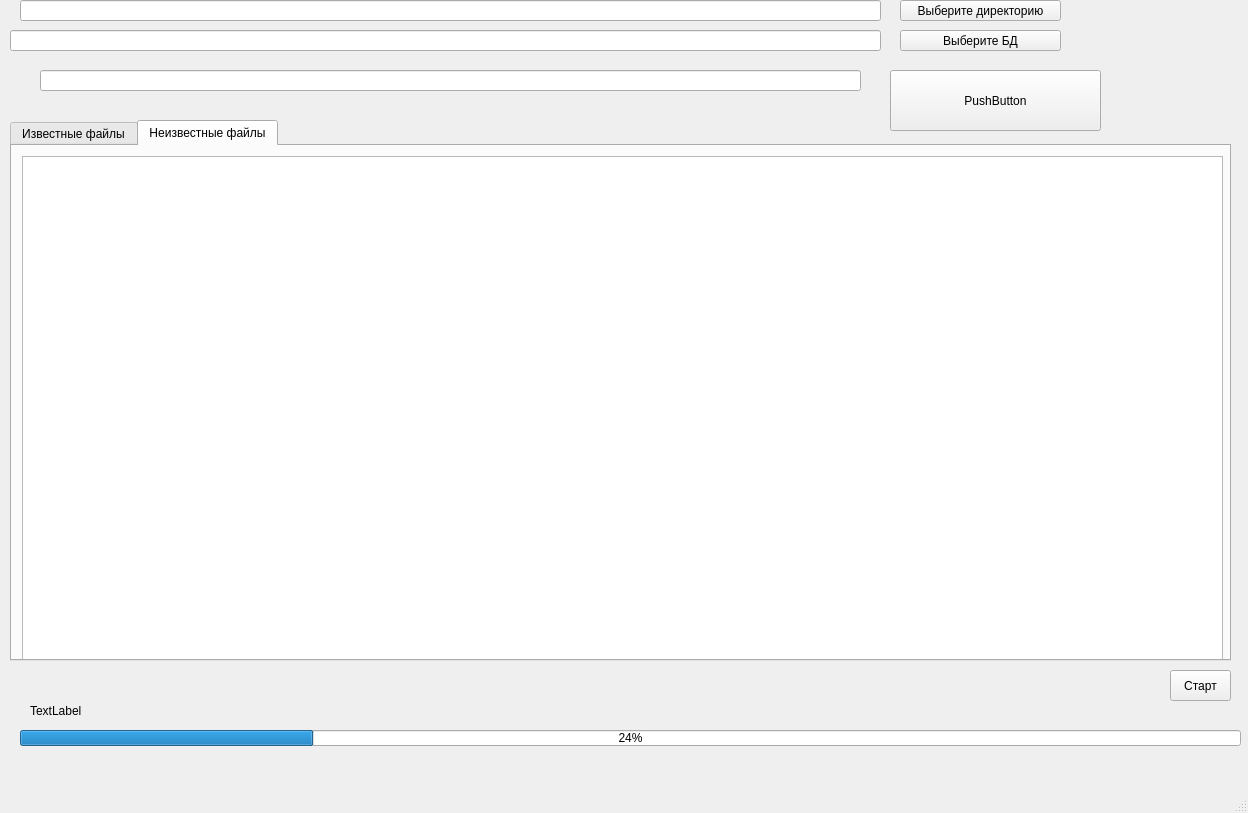
lzlaG/k-plusplus, file src/gui/mainwindow.ui: the form before one commit.
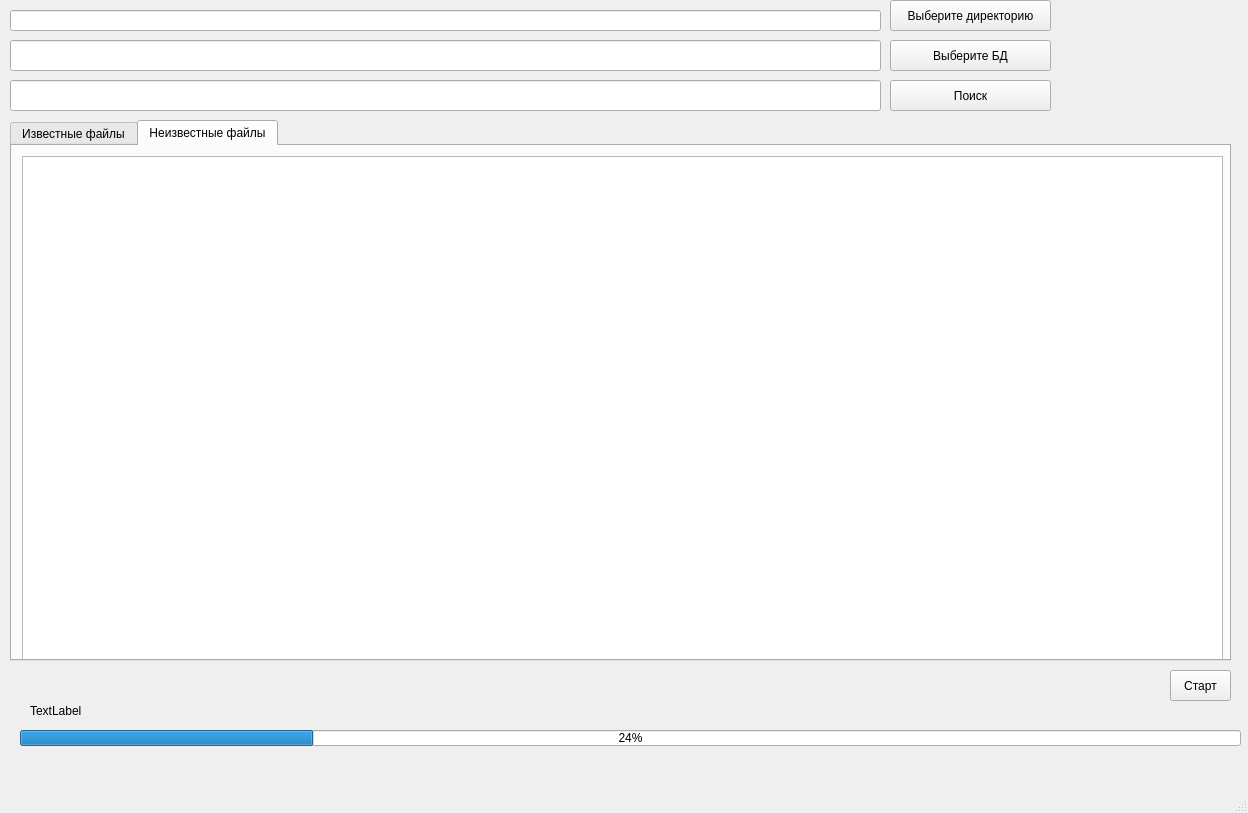
The form after the commit.

Commit message: block search while reading files

Diff of the .ui file:
```diff
--- a/src/gui/mainwindow.ui
+++ b/src/gui/mainwindow.ui
@@ -60,9 +60,9 @@
    <widget class="QLineEdit" name="ScanDirLine">
     <property name="geometry">
      <rect>
-      <x>20</x>
-      <y>0</y>
-      <width>861</width>
+      <x>10</x>
+      <y>10</y>
+      <width>871</width>
       <height>21</height>
      </rect>
     </property>
@@ -70,10 +70,10 @@
    <widget class="QPushButton" name="SetupDirButton">
     <property name="geometry">
      <rect>
-      <x>900</x>
+      <x>890</x>
       <y>0</y>
       <width>161</width>
-      <height>21</height>
+      <height>31</height>
      </rect>
     </property>
     <property name="text">
@@ -84,19 +84,19 @@
     <property name="geometry">
      <rect>
       <x>10</x>
-      <y>30</y>
+      <y>40</y>
       <width>871</width>
-      <height>21</height>
+      <height>31</height>
      </rect>
     </property>
    </widget>
    <widget class="QPushButton" name="SetupNsrlButton">
     <property name="geometry">
      <rect>
-      <x>900</x>
-      <y>30</y>
+      <x>890</x>
+      <y>40</y>
       <width>161</width>
-      <height>21</height>
+      <height>31</height>
      </rect>
     </property>
     <property name="text">
@@ -145,10 +145,10 @@
    <widget class="QLineEdit" name="searchLine">
     <property name="geometry">
      <rect>
-      <x>40</x>
-      <y>70</y>
-      <width>821</width>
-      <height>21</height>
+      <x>10</x>
+      <y>80</y>
+      <width>871</width>
+      <height>31</height>
      </rect>
     </property>
    </widget>
@@ -156,13 +156,13 @@
     <property name="geometry">
      <rect>
       <x>890</x>
-      <y>70</y>
-      <width>211</width>
-      <height>61</height>
+      <y>80</y>
+      <width>161</width>
+      <height>31</height>
      </rect>
     </property>
     <property name="text">
-     <string>PushButton</string>
+     <string>Поиск</string>
     </property>
    </widget>
   </widget>
```
Left out of the diff: 2 changed lines with no effect on the pictures. The commit also changes 2 other files.
